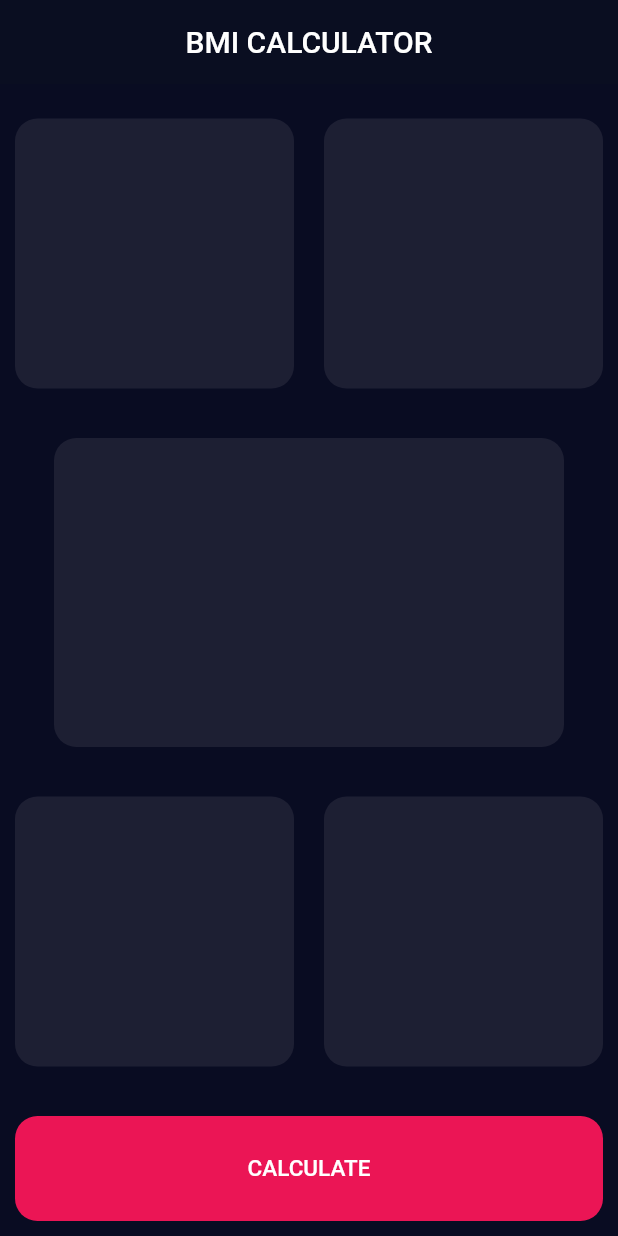
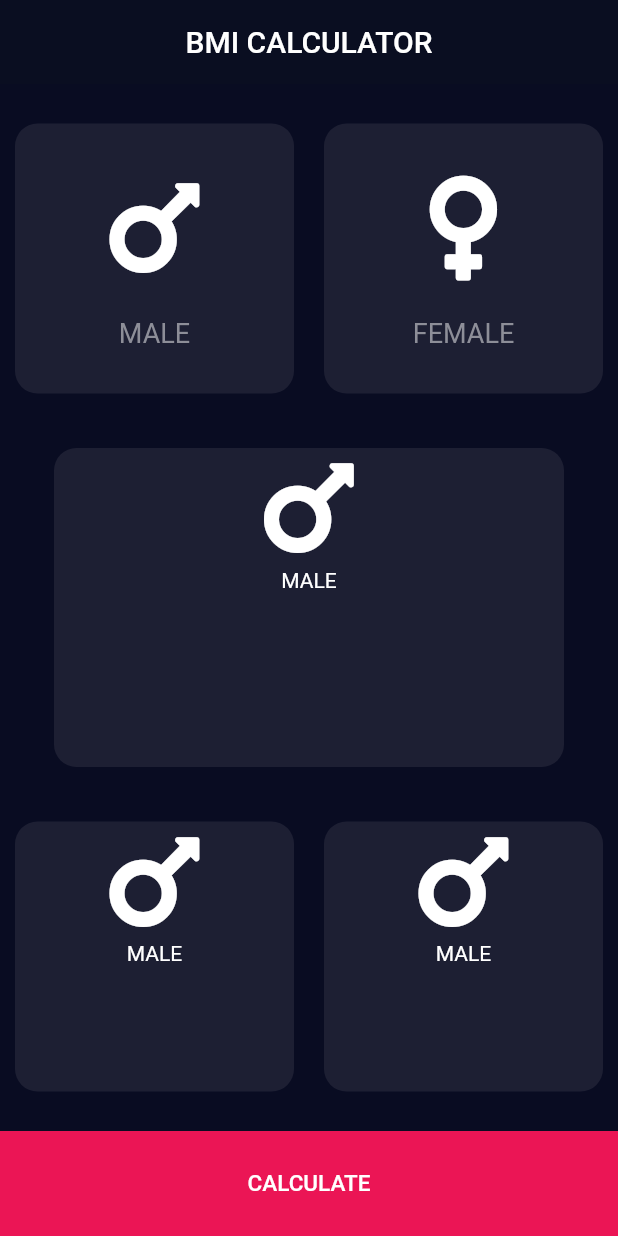
Before and after one commit to shresthkapoor7/bmi-calculator, a Flutter app: the screen it shows after launch, after a tap on "CALCULATE", on a phone screen of 412 x 824 dp. Run offline on Flutter 3.47's test engine with Material 2 defaults, Android fonts, the phone set to English and light mode, and no system bars; our stand-ins replace font_awesome_flutter, hexcolor.

Commit message:
custom class added

```diff
--- /dev/null
+++ b/lib/customClass.dart
@@ -0,0 +1,45 @@
+import 'package:flutter/material.dart';
+import 'package:hexcolor/hexcolor.dart';
+
+const String color = '#1D1F33';
+const activeCardColor = Color(0xFF1D1E33);
+const labelTextStyle = TextStyle(fontSize: 18, color: Color(0xFF8D8E98));
+
+class CustomClass extends StatelessWidget {
+  CustomClass(this.iconn, this.textt);
+  final IconData iconn;
+  final String textt;
+  @override
+  Widget build(BuildContext context) {
+    return Column(mainAxisAlignment: MainAxisAlignment.center, children: [
+      Icon(
+        iconn,
+        size: 80,
+      ),
+      SizedBox(height: 20),
+      Text(
+        '$textt',
+        style: labelTextStyle,
+      )
+    ]);
+  }
+}
+
+class container {
+  int height = 0;
+  int width = 0;
+  container();
+  Widget cardChild;
+  Container element(double h, double w, String c, Widget cC) {
+    return Container(
+      margin: EdgeInsets.all(10),
+      decoration: BoxDecoration(
+        borderRadius: BorderRadius.circular(15),
+        color: HexColor('$c'),
+      ),
+      height: h,
+      width: w,
+      child: cC,
+    );
+  }
+}
--- a/lib/input_page.dart
+++ b/lib/input_page.dart
@@ -1,12 +1,14 @@
 import 'package:flutter/material.dart';
+import 'package:font_awesome_flutter/font_awesome_flutter.dart';
 import 'package:hexcolor/hexcolor.dart';
+import 'customClass.dart';
+
+container obj = new container();
 
 class InputPage extends StatefulWidget {
   @override
   _InputPageState createState() => _InputPageState();
 }
-
-_Container obj = new _Container();
 
 class _InputPageState extends State<InputPage> {
   @override
@@ -22,46 +24,69 @@ class _InputPageState extends State<InputPage> {
           Expanded(
             child: Row(
               children: [
-                Expanded(child: obj.element(180, 150, '#1D1F33', '')),
-                Expanded(child: obj.element(180, 150, '#1D1F33', '')),
+                Expanded(
+                    child: obj.element(180, 150, color,
+                        CustomClass(FontAwesomeIcons.mars, 'MALE'))),
+                Expanded(
+                    child: obj.element(180, 150, color,
+                        CustomClass(FontAwesomeIcons.venus, 'FEMALE'))),
               ],
             ),
           ),
-          Expanded(child: obj.element(180, 340, '#1D1F33', '')),
+          Expanded(
+              child: obj.element(
+                  180,
+                  340,
+                  color,
+                  Column(children: [
+                    Icon(
+                      FontAwesomeIcons.mars,
+                      size: 80,
+                    ),
+                    Text('MALE')
+                  ]))),
           Expanded(
             child: Row(
               children: [
-                Expanded(child: obj.element(180, 150, '#1D1F33', '')),
-                Expanded(child: obj.element(180, 150, '#1D1F33', '')),
+                Expanded(
+                    child: obj.element(
+                        180,
+                        150,
+                        color,
+                        Column(children: [
+                          Icon(
+                            FontAwesomeIcons.mars,
+                            size: 80,
+                          ),
+                          Text('MALE')
+                        ]))),
+                Expanded(
+                    child: obj.element(
+                        180,
+                        150,
+                        color,
+                        Column(children: [
+                          Icon(
+                            FontAwesomeIcons.mars,
+                            size: 80,
+                          ),
+                          Text('MALE')
+                        ]))),
               ],
             ),
           ),
-          obj.element(70, 500, '#EB1555', 'CALCULATE'),
+          Container(
+              height: 70,
+              width: double.infinity,
+              color: HexColor('#EB1555'),
+              child: TextButton(
+                  onPressed: () {},
+                  child: Text(
+                    'CALCULATE',
+                    style: TextStyle(fontSize: 15, color: Color(0xFFFFFFFF)),
+                  ))),
         ],
       ),
     );
   }
 }
-
-class _Container {
-  int height = 0;
-  int width = 0;
-  _Container();
-  Container element(double h, double w, String c, String t) {
-    return Container(
-      margin: EdgeInsets.all(10),
-      decoration: BoxDecoration(
-        borderRadius: BorderRadius.circular(15),
-        color: HexColor('$c'),
-      ),
-      height: h,
-      width: w,
-      child: TextButton(
-          onPressed: () {},
-          child: Text(
-            '$t',
-            style: TextStyle(color: Colors.white, fontSize: 15),
-          )),
-    );
-  }
-}
--- a/pubspec.yaml
+++ b/pubspec.yaml
@@ -12,6 +12,7 @@ dependencies:
 
   cupertino_icons: ^0.1.2
   hexcolor: ^2.0.4
+  font_awesome_flutter: ^9.1.0
 
 dev_dependencies:
   flutter_test:
```
Also changed, not shown: 1 other file.
